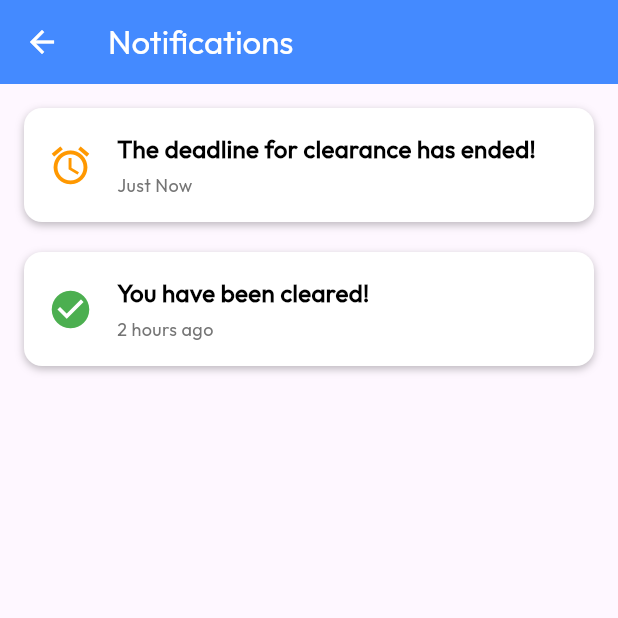
After one commit to anthonyc-dev/ASCS-Flutter-Client-side-, a Flutter app: the NotificationScreen screen opened by its route, on a phone screen of 412 x 824 dp, the top half of it. The commit adds this screen. Run offline on Flutter 3.47's test engine with Material 3 defaults, Android fonts, the light colour scheme and no system bars; our stand-ins replace curved_navigation_bar, flutter_dotenv, flutter_screenutil, google_fonts.

Commit message:
add notif screen

```diff
--- a/my_app/lib/layouts/build_mobile_layout.dart
+++ b/my_app/lib/layouts/build_mobile_layout.dart
@@ -28,7 +28,7 @@ class BuildMobileLayout extends StatelessWidget {
           IconButton(
             icon: Icon(Icons.notifications),
             onPressed: () {
-              // Add your notification logic here
+              Navigator.pushNamed(context, '/notif');
             },
           ),
         ],
--- a/my_app/lib/main.dart
+++ b/my_app/lib/main.dart
@@ -6,6 +6,7 @@ import 'package:my_app/screens/auth/signup_screen.dart';
 import 'package:my_app/screens/events.dart';
 import 'package:my_app/screens/home_dashboard.dart';
 import 'package:my_app/screens/home_screen.dart';
+import 'package:my_app/screens/nonifiocation.dart';
 import 'package:my_app/screens/qr_code.dart';
 import 'package:my_app/utils/screen_size.dart';
 
@@ -49,6 +50,7 @@ class MyApp extends StatelessWidget {
             '/signup': (context) => const SignUpScreen(),
             '/event': (context) => const Event(),
             '/qrcode': (context) => const QrCode(),
+            '/notif': (context) => const NotificationScreen(),
           },
         );
       },
--- /dev/null
+++ b/my_app/lib/screens/nonifiocation.dart
@@ -0,0 +1,103 @@
+import 'package:flutter/material.dart';
+import 'package:google_fonts/google_fonts.dart';
+
+class NotificationScreen extends StatelessWidget {
+  const NotificationScreen({super.key});
+
+  @override
+  Widget build(BuildContext context) {
+    return Scaffold(
+      appBar: AppBar(
+        title: Text("Notifications", style: GoogleFonts.outfit()),
+        backgroundColor: Colors.blueAccent,
+        foregroundColor: Colors.white,
+      ),
+      body: Padding(
+        padding: const EdgeInsets.all(16.0),
+        child: Column(
+          crossAxisAlignment: CrossAxisAlignment.start,
+          children: [
+            // Notification for Clearance Deadline
+            NotificationCard(
+              icon: Icons.access_alarm,
+              iconColor: Colors.orange,
+              message: 'The deadline for clearance has ended!',
+              timestamp: 'Just Now',
+            ),
+            const SizedBox(height: 20),
+
+            // Notification for Clearance Status
+            NotificationCard(
+              icon: Icons.check_circle,
+              iconColor: Colors.green,
+              message: 'You have been cleared!',
+              timestamp: '2 hours ago',
+            ),
+          ],
+        ),
+      ),
+    );
+  }
+}
+
+class NotificationCard extends StatelessWidget {
+  final IconData icon;
+  final Color iconColor;
+  final String message;
+  final String timestamp;
+
+  const NotificationCard({
+    super.key,
+    required this.icon,
+    required this.iconColor,
+    required this.message,
+    required this.timestamp,
+  });
+
+  @override
+  Widget build(BuildContext context) {
+    return Container(
+      padding: const EdgeInsets.all(16.0),
+      decoration: BoxDecoration(
+        color: Colors.white,
+        borderRadius: BorderRadius.circular(12.0),
+        boxShadow: [
+          BoxShadow(
+            color: Colors.black26,
+            offset: Offset(0, 2),
+            blurRadius: 4.0,
+          ),
+        ],
+      ),
+      child: Row(
+        crossAxisAlignment: CrossAxisAlignment.center,
+        children: [
+          // Icon for the notification
+          Icon(icon, color: iconColor, size: 30.0),
+          const SizedBox(width: 16),
+          // Notification Message
+          Expanded(
+            child: Column(
+              crossAxisAlignment: CrossAxisAlignment.start,
+              children: [
+                Text(
+                  message,
+                  style: const TextStyle(
+                    fontSize: 16.0,
+                    fontWeight: FontWeight.bold,
+                    color: Colors.black,
+                  ),
+                ),
+                const SizedBox(height: 4),
+                Text(
+                  timestamp,
+                  style: TextStyle(fontSize: 12.0, color: Colors.grey[600]),
+                ),
+              ],
+            ),
+          ),
+        ],
+      ),
+    );
+  }
+}
```
